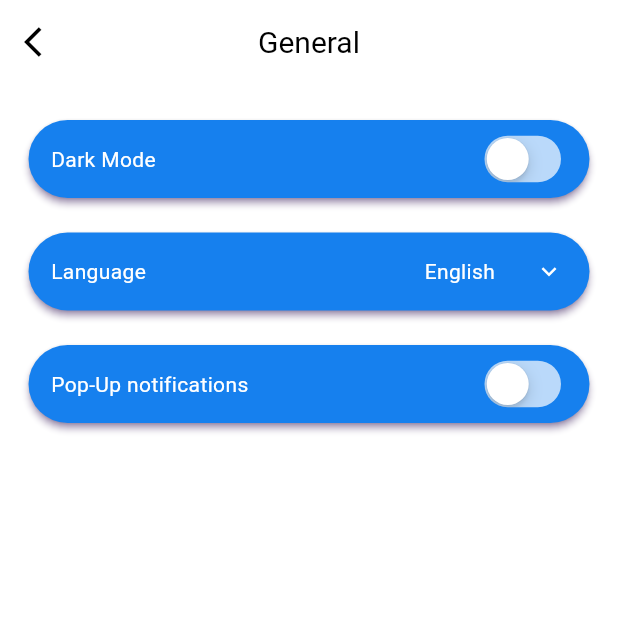
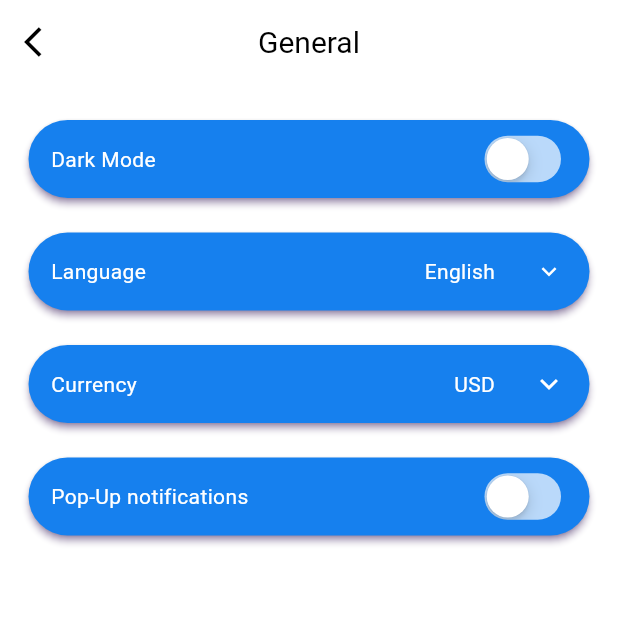
Before and after one commit to EHTESHAMURRAHMAN/TIXCASH, a Flutter app: the GeneralSetting screen opened directly, on a phone screen of 412 x 824 dp, the top half of it. Run offline on Flutter 3.47's test engine with Material 3 defaults, Android fonts, the phone set to English and light mode, and no system bars; drawn by our look-alikes of overlay_support; our stand-ins replace cached_network_image, dotted_border, flutter_advanced_drawer, flutter_easyloading, flutter_slidable, flutter_svg and 17 more; missing offline and left inert: bottom_sheet, local_auth_android, local_auth_ios, mobile_scanner, qr_code_utils, syncfusion_flutter_pdfviewer; accounts and stored records are empty; network calls fail.

Commit message:
update url change

```diff
--- a/lib/app_controller.dart
+++ b/lib/app_controller.dart
@@ -47,14 +47,17 @@ class AppController extends GetxController {
   final backupPResponse = Rxn<BackupPResponse>();
   final isbackupPResponse = false.obs;
   //
-  final List<PopupItem> currencys = [
+  // final List<PopupItem> currencys = [
+  //   PopupItem(title: 'USD', value: '0'),
+  //   PopupItem(title: 'EUR', value: '1'),
+  //   PopupItem(title: 'CNY', value: '2'),
+  //   PopupItem(title: 'PUB', value: '3'),
+  //   PopupItem(title: 'JPY', value: '4'),
+  //   PopupItem(title: 'HKD', value: '5'),
+  //   PopupItem(title: 'GBP', value: '6'),
+  // ];
+  final List<PopupItem> currencyss = [
     PopupItem(title: 'USD', value: '0'),
-    PopupItem(title: 'EUR', value: '1'),
-    PopupItem(title: 'CNY', value: '2'),
-    PopupItem(title: 'PUB', value: '3'),
-    PopupItem(title: 'JPY', value: '4'),
-    PopupItem(title: 'HKD', value: '5'),
-    PopupItem(title: 'GBP', value: '6'),
   ];
 
   //____________PUSH NOTIFICATIONS______________
@@ -731,10 +734,14 @@ class AppController extends GetxController {
                                       child: Text('Cancel'.tr))),
                               Expanded(
                                   child: ElevatedButton(
-                                      onPressed: () {
+                                      onPressed: () async {
                                         Get.back();
-                                        launch(
-                                            'https://play.google.com/store/apps/details?id=com.wallet.line');
+                                        final Uri url = Uri.parse(
+                                            'https://www.tixcash.org/');
+                                        if (!await launchUrl(url)) {
+                                          throw Exception(
+                                              'Could not launch $url');
+                                        }
                                       },
                                       child: Text('Update'.tr))),
                             ],
--- a/lib/pages/dashboard/tabs/settings/settings_view.dart
+++ b/lib/pages/dashboard/tabs/settings/settings_view.dart
@@ -677,130 +677,129 @@ class GeneralSetting extends StatelessWidget {
                 ),
               ),
             ),
-
-            // const SizedBox(height: 15),
-            // SizedBox(
-            //   height: 60,
-            //   width: MediaQuery.of(context).size.width / 1.2,
-            //   child: Card(
-            //     color: Theme.of(context).primaryColor,
-            //     elevation: 2,
-            //     shadowColor: Colors.purple[900],
-            //     shape: RoundedRectangleBorder(
-            //         borderRadius: BorderRadius.circular(30)),
-            //     child: Padding(
-            //       padding: const EdgeInsets.symmetric(horizontal: 15),
-            //       child: PopupMenuButton(
-            //           elevation: 5,
-            //           shadowColor: Colors.red,
-            //           shape: RoundedRectangleBorder(
-            //               borderRadius: BorderRadius.circular(15)),
-            //           child: Row(
-            //             children: [
-            //               Text(
-            //                 'Currency'.tr,
-            //                 style: GoogleFonts.roboto(
-            //                     fontSize: 14, color: Colors.white),
-            //               ),
-            //               const Spacer(),
-            //               Obx(() => Text(
-            //                     controller.appController.currency.value.tr,
-            //                     style: GoogleFonts.roboto(
-            //                         fontSize: 14, color: Colors.white),
-            //                   )),
-            //               const SizedBox(
-            //                 width: 24,
-            //               ),
-            //               SvgPicture.asset(
-            //                   'assets/SVG_Icons/Ic__arrow_down.svg'),
-            //             ],
-            //           ),
-            //           itemBuilder: (_) => <PopupMenuItem<String>>[
-            //                 PopupMenuItem<String>(
-            //                     value: controller.appController.currencys
-            //                         .elementAt(0)
-            //                         .value,
-            //                     child: Text(
-            //                         controller.appController.currencys
-            //                             .elementAt(0)
-            //                             .title
-            //                             .tr,
-            //                         style: GoogleFonts.roboto(fontSize: 14))),
-            //                 PopupMenuItem<String>(
-            //                     value: controller.appController.currencys
-            //                         .elementAt(1)
-            //                         .value,
-            //                     child: Text(
-            //                         controller.appController.currencys
-            //                             .elementAt(1)
-            //                             .title
-            //                             .tr,
-            //                         style: GoogleFonts.roboto(fontSize: 14))),
-            //                 PopupMenuItem<String>(
-            //                     value: controller.appController.currencys
-            //                         .elementAt(2)
-            //                         .value,
-            //                     child: Text(
-            //                         controller.appController.currencys
-            //                             .elementAt(2)
-            //                             .title
-            //                             .tr,
-            //                         style: GoogleFonts.roboto(fontSize: 14))),
-            //                 PopupMenuItem<String>(
-            //                     value: controller.appController.currencys
-            //                         .elementAt(3)
-            //                         .value,
-            //                     child: Text(
-            //                         controller.appController.currencys
-            //                             .elementAt(3)
-            //                             .title
-            //                             .tr,
-            //                         style: GoogleFonts.roboto(fontSize: 14))),
-            //                 PopupMenuItem<String>(
-            //                     value: controller.appController.currencys
-            //                         .elementAt(4)
-            //                         .value,
-            //                     child: Text(
-            //                         controller.appController.currencys
-            //                             .elementAt(4)
-            //                             .title
-            //                             .tr,
-            //                         style: GoogleFonts.roboto(fontSize: 14))),
-            //                 PopupMenuItem<String>(
-            //                     value: controller.appController.currencys
-            //                         .elementAt(5)
-            //                         .value,
-            //                     child: Text(
-            //                         controller.appController.currencys
-            //                             .elementAt(5)
-            //                             .title
-            //                             .tr,
-            //                         style: GoogleFonts.roboto(fontSize: 14))),
-            //                 PopupMenuItem<String>(
-            //                     value: controller.appController.currencys
-            //                         .elementAt(6)
-            //                         .value,
-            //                     child: Text(
-            //                         controller.appController.currencys
-            //                             .elementAt(6)
-            //                             .title
-            //                             .tr,
-            //                         style: GoogleFonts.roboto(fontSize: 14))),
-            //               ],
-            //           onSelected: (String val) {
-            //             controller.appController.currency.value = controller
-            //                 .appController.currencys
-            //                 .elementAt(int.parse(val))
-            //                 .title;
-            //             var storage = Get.find<SharedPreferences>();
-            //             storage.setString(StorageConstants.currency,
-            //                 controller.appController.currency.value);
-            //             storage.setInt(
-            //                 StorageConstants.currency1, int.parse(val));
-            //           }),
-            //     ),
-            //   ),
-            // ),
+            const SizedBox(height: 15),
+            SizedBox(
+              height: 60,
+              width: MediaQuery.of(context).size.width / 1.2,
+              child: Card(
+                color: Theme.of(context).primaryColor,
+                elevation: 2,
+                shadowColor: Colors.purple[900],
+                shape: RoundedRectangleBorder(
+                    borderRadius: BorderRadius.circular(30)),
+                child: Padding(
+                  padding: const EdgeInsets.symmetric(horizontal: 15),
+                  child: PopupMenuButton(
+                      elevation: 5,
+                      shadowColor: Colors.red,
+                      shape: RoundedRectangleBorder(
+                          borderRadius: BorderRadius.circular(15)),
+                      child: Row(
+                        children: [
+                          Text(
+                            'Currency'.tr,
+                            style: GoogleFonts.roboto(
+                                fontSize: 14, color: Colors.white),
+                          ),
+                          const Spacer(),
+                          Obx(() => Text(
+                                controller.appController.currency.value.tr,
+                                style: GoogleFonts.roboto(
+                                    fontSize: 14, color: Colors.white),
+                              )),
+                          const SizedBox(
+                            width: 24,
+                          ),
+                          SvgPicture.asset(
+                              'assets/SVG_Icons/Ic__arrow_down.svg'),
+                        ],
+                      ),
+                      itemBuilder: (_) => <PopupMenuItem<String>>[
+                            PopupMenuItem<String>(
+                                value: controller.appController.currencyss
+                                    .elementAt(0)
+                                    .value,
+                                child: Text(
+                                    controller.appController.currencyss
+                                        .elementAt(0)
+                                        .title
+                                        .tr,
+                                    style: GoogleFonts.roboto(fontSize: 14))),
+                            // PopupMenuItem<String>(
+                            //     value: controller.appController.currencys
+                            //         .elementAt(1)
+                            //         .value,
+                            //     child: Text(
+                            //         controller.appController.currencys
+                            //             .elementAt(1)
+                            //             .title
+                            //             .tr,
+                            //         style: GoogleFonts.roboto(fontSize: 14))),
+                            // PopupMenuItem<String>(
+                            //     value: controller.appController.currencys
+                            //         .elementAt(2)
+                            //         .value,
+                            //     child: Text(
+                            //         controller.appController.currencys
+                            //             .elementAt(2)
+                            //             .title
+                            //             .tr,
+                            //         style: GoogleFonts.roboto(fontSize: 14))),
+                            // PopupMenuItem<String>(
+                            //     value: controller.appController.currencys
+                            //         .elementAt(3)
+                            //         .value,
+                            //     child: Text(
+                            //         controller.appController.currencys
+                            //             .elementAt(3)
+                            //             .title
+                            //             .tr,
+                            //         style: GoogleFonts.roboto(fontSize: 14))),
+                            // PopupMenuItem<String>(
+                            //     value: controller.appController.currencys
+                            //         .elementAt(4)
+                            //         .value,
+                            //     child: Text(
+                            //         controller.appController.currencys
+                            //             .elementAt(4)
+                            //             .title
+                            //             .tr,
+                            //         style: GoogleFonts.roboto(fontSize: 14))),
+                            // PopupMenuItem<String>(
+                            //     value: controller.appController.currencys
+                            //         .elementAt(5)
+                            //         .value,
+                            //     child: Text(
+                            //         controller.appController.currencys
+                            //             .elementAt(5)
+                            //             .title
+                            //             .tr,
+                            //         style: GoogleFonts.roboto(fontSize: 14))),
+                            // PopupMenuItem<String>(
+                            //     value: controller.appController.currencys
+                            //         .elementAt(6)
+                            //         .value,
+                            //     child: Text(
+                            //         controller.appController.currencys
+                            //             .elementAt(6)
+                            //             .title
+                            //             .tr,
+                            //         style: GoogleFonts.roboto(fontSize: 14))),
+                          ],
+                      onSelected: (String val) {
+                        controller.appController.currency.value = controller
+                            .appController.currencyss
+                            .elementAt(int.parse(val))
+                            .title;
+                        var storage = Get.find<SharedPreferences>();
+                        storage.setString(StorageConstants.currency,
+                            controller.appController.currency.value);
+                        storage.setInt(
+                            StorageConstants.currency1, int.parse(val));
+                      }),
+                ),
+              ),
+            ),
             const SizedBox(height: 15),
             SizedBox(
               height: 60,
```
